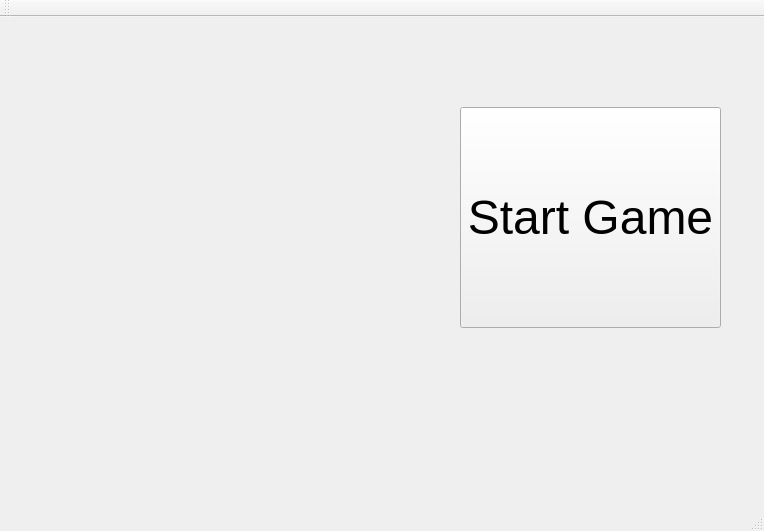
Above: User/User/Lobby_Interface.ui from xNaga09x/ProjectModernCpp before the change. Below: the same form after it.
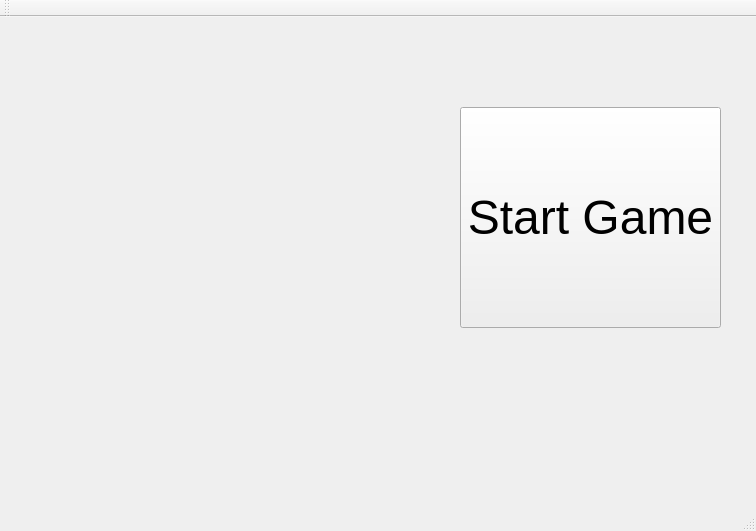
That is the form after the change.

Commit message: Changes in Interface at Guesser and changes in Draw

The edit to the form file:
```diff
--- a/User/User/Lobby_Interface.ui
+++ b/User/User/Lobby_Interface.ui
@@ -6,7 +6,7 @@
    <rect>
     <x>0</x>
     <y>0</y>
-    <width>764</width>
+    <width>756</width>
     <height>531</height>
    </rect>
   </property>
```
Left out of the diff: 13 changed lines with no effect on the pictures. The commit also changes 6 other files.
